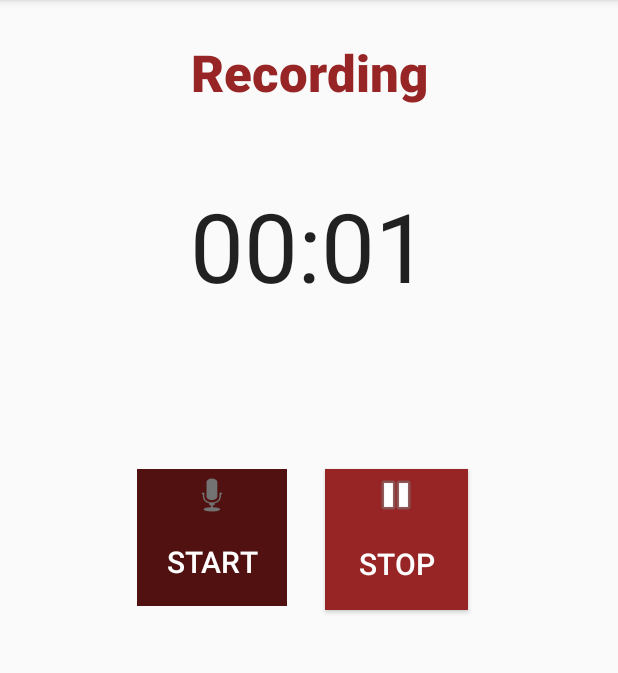
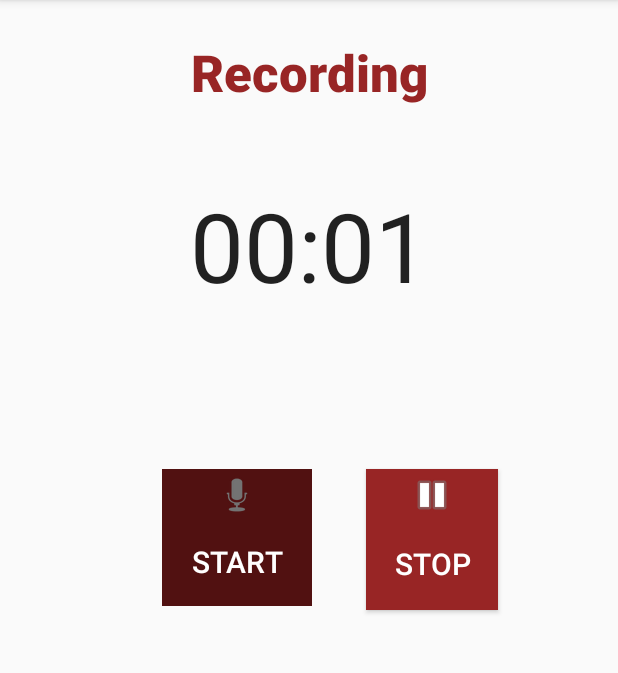
Before and after one commit to MicherlaneSilva/gravadorWAV, an Android app: the screen it shows after launch (MainActivity), after a tap on "START", on a phone screen of 412 x 824 dp, the part 84-757 px from its top. Run offline under Robolectric (Android 15) with nearby library versions, the phone set to English and light mode, and no system bars; 1 other tap on this screen came first.

Commit message:
example recording audio

```diff
--- a/app/src/main/res/layout/activity_main.xml
+++ b/app/src/main/res/layout/activity_main.xml
@@ -8,11 +8,11 @@
 
     <Button
         android:id="@+id/btnStop"
-        android:layout_width="95dp"
+        android:layout_width="0dp"
         android:layout_height="94dp"
         android:layout_marginTop="106dp"
-        android:layout_marginEnd="100dp"
-        android:layout_marginRight="100dp"
+        android:layout_marginEnd="80dp"
+        android:layout_marginRight="80dp"
         android:background="@color/marrom"
         android:drawableTop="@android:drawable/ic_media_pause"
         android:onClick="stopRecording"
```
Also changed, not shown: 1 other file.
